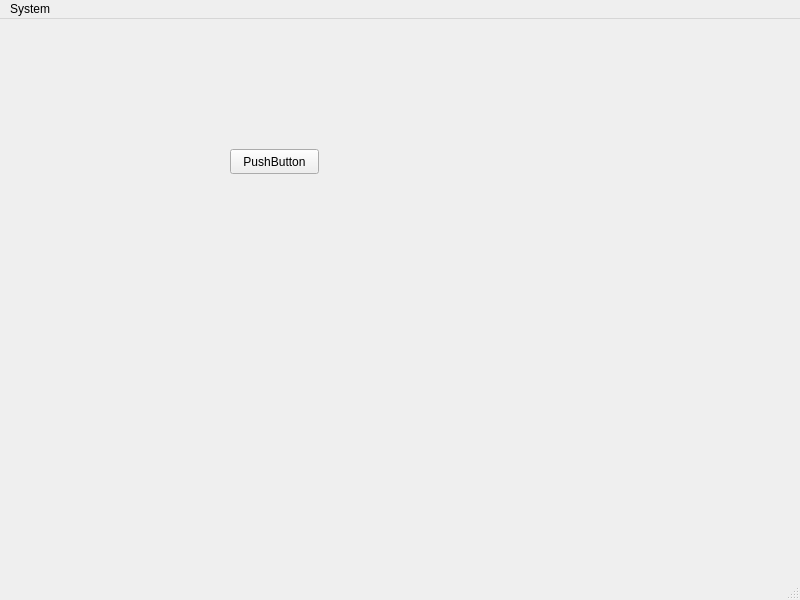
The window that ui/sub_ui_iap.ui (zhengyinloong/KeyboardUC) describes before a commit, drawn with Qt 5.
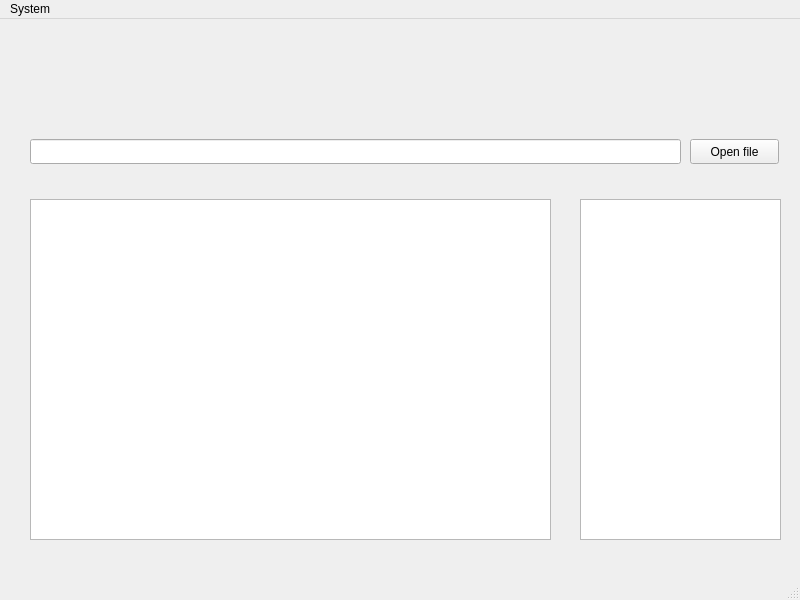
The same window after the commit.

Diff of the .ui file:
```diff
--- a/ui/sub_ui_iap.ui
+++ b/ui/sub_ui_iap.ui
@@ -17,14 +17,44 @@
    <widget class="QPushButton" name="pushButton">
     <property name="geometry">
      <rect>
-      <x>230</x>
-      <y>130</y>
+      <x>690</x>
+      <y>120</y>
       <width>89</width>
       <height>25</height>
      </rect>
     </property>
     <property name="text">
-     <string>PushButton</string>
+     <string>Open file</string>
+    </property>
+   </widget>
+   <widget class="QLineEdit" name="lineEdit">
+    <property name="geometry">
+     <rect>
+      <x>30</x>
+      <y>120</y>
+      <width>651</width>
+      <height>25</height>
+     </rect>
+    </property>
+   </widget>
+   <widget class="QTextBrowser" name="textBrowser">
+    <property name="geometry">
+     <rect>
+      <x>30</x>
+      <y>180</y>
+      <width>521</width>
+      <height>341</height>
+     </rect>
+    </property>
+   </widget>
+   <widget class="QTextBrowser" name="textBrowser_2">
+    <property name="geometry">
+     <rect>
+      <x>580</x>
+      <y>180</y>
+      <width>201</width>
+      <height>341</height>
+     </rect>
     </property>
    </widget>
   </widget>
```
Left out of the diff: 2 changed lines with no effect on the pictures.
